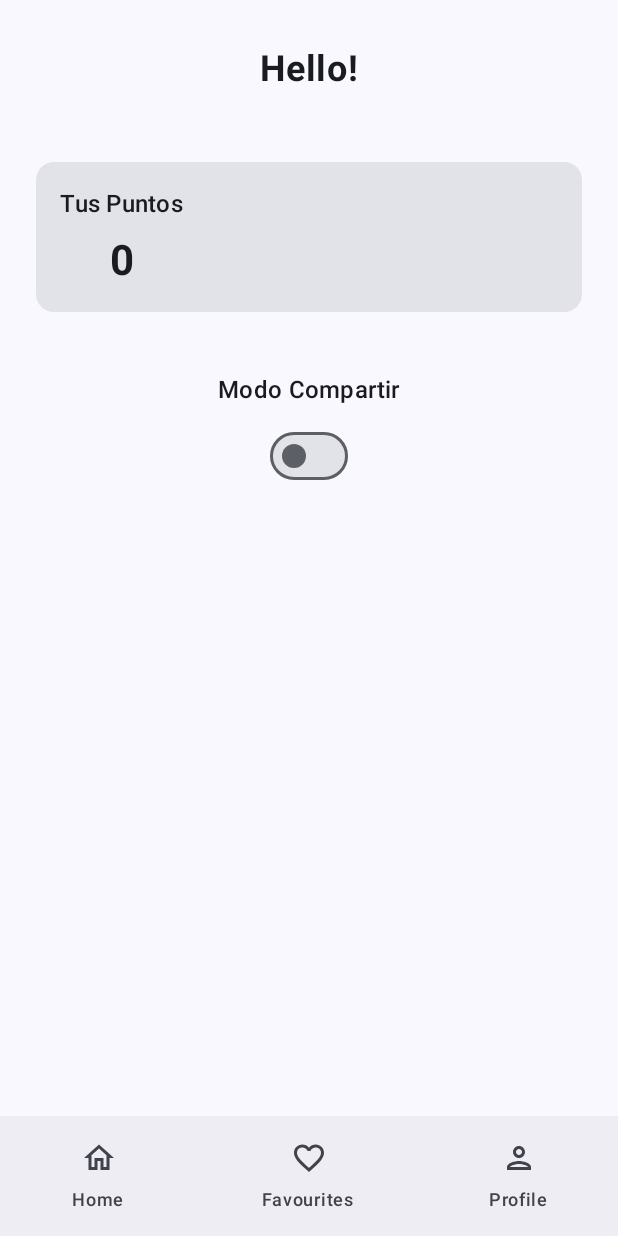
After one commit to Fez248/HACKUPC-2025, an Android app built with Jetpack Compose: the ProfileScreen screen opened through its navigation route, on a phone screen of 412 x 824 dp. The commit adds this screen. Run offline under Robolectric (Android 15) with nearby library versions, the phone set to English and light mode, and no system bars; our stand-ins replace Room's generated code, livedata-compose.

Commit message:
nav + profile + localdb

```diff
--- a/app/src/main/java/com/teniaTantoQueDarte/vuelingapp/MainActivity.kt
+++ b/app/src/main/java/com/teniaTantoQueDarte/vuelingapp/MainActivity.kt
@@ -1,28 +1,86 @@
 package com.teniaTantoQueDarte.vuelingapp
 
+import android.os.Build
 import android.os.Bundle
 import androidx.activity.ComponentActivity
 import androidx.activity.compose.setContent
-import androidx.activity.enableEdgeToEdge
-import androidx.compose.foundation.layout.fillMaxSize
-import androidx.compose.foundation.layout.padding
+import androidx.annotation.RequiresApi
+import androidx.compose.material3.Icon
+import androidx.compose.material3.NavigationBar
+import androidx.compose.material3.NavigationBarItem
 import androidx.compose.material3.Scaffold
 import androidx.compose.material3.Text
-import androidx.compose.runtime.Composable
-import androidx.compose.ui.Modifier
-import androidx.compose.ui.tooling.preview.Preview
+import androidx.compose.runtime.getValue
+import androidx.navigation.NavDestination
+import androidx.navigation.NavDestination.Companion.hierarchy
+import androidx.navigation.NavGraph.Companion.findStartDestination
+import androidx.navigation.compose.currentBackStackEntryAsState
+import androidx.navigation.compose.rememberNavController
+import com.teniaTantoQueDarte.vuelingapp.navigation.MainNavigationGraph
+import com.teniaTantoQueDarte.vuelingapp.navigation.navigationCategories
 import com.teniaTantoQueDarte.vuelingapp.ui.theme.VuelingAppTheme
 
+
+@RequiresApi(Build.VERSION_CODES.O)
 class MainActivity : ComponentActivity() {
     override fun onCreate(savedInstanceState: Bundle?) {
         super.onCreate(savedInstanceState)
-        enableEdgeToEdge()
+
         setContent {
             VuelingAppTheme {
-                Scaffold(modifier = Modifier.fillMaxSize()) { innerPadding ->
-                    Greeting(
-                        name = "Android",
-                        modifier = Modifier.padding(innerPadding)
+                val navController = rememberNavController()
+                val navBackStackEntry by navController.currentBackStackEntryAsState()
+                val currentDestination = navBackStackEntry?.destination
+
+                Scaffold(
+                    bottomBar = {
+                        NavigationBar {
+                            navigationCategories.forEach { category ->
+                                NavigationBarItem(
+                                    icon = {
+                                        Icon(
+                                            imageVector = if (isCurrentDestinationInHierarchy(
+                                                    currentDestination,
+                                                    category.route
+                                                )
+                                            ) {
+                                                category.selectedIcon
+                                            } else {
+                                                category.icon
+                                            },
+                                            contentDescription = category.title
+                                        )
+                                    },
+                                    label = {
+                                        Text(category.title)
+                                    },
+                                    selected = isCurrentDestinationInHierarchy(
+                                        currentDestination,
+                                        category.route
+                                    ),
+                                    onClick = {
+                                        navController.navigate(category.route) {
+                                            // Pop up to the start destination of the graph to
+                                            // avoid building up a large stack of destinations
+                                            popUpTo(navController.graph.findStartDestination().id) {
+                                                saveState = false
+                                                inclusive = true
+                                            }
+                                            // Avoid multiple copies of the same destination when
+                                            // reselecting the same item
+                                            launchSingleTop = true
+                                            // Restore state when reselecting a previously selected item
+                                            restoreState = false
+                                        }
+                                    }
+                                )
+                            }
+                        }
+                    }
+                ) { innerPadding ->
+                    MainNavigationGraph(
+                        navController = navController,
+                        paddingValues = innerPadding
                     )
                 }
             }
@@ -30,18 +88,8 @@ class MainActivity : ComponentActivity() {
     }
 }
 
-@Composable
-fun Greeting(name: String, modifier: Modifier = Modifier) {
-    Text(
-        text = "Hello $name!",
-        modifier = modifier
-    )
+private fun isCurrentDestinationInHierarchy(currentDestination: NavDestination?, route: Any): Boolean {
+    return currentDestination?.hierarchy?.any {
+        it.route?.contains(route.toString(), ignoreCase = true) == true
+    } ?: false
 }
-
-@Preview(showBackground = true)
-@Composable
-fun GreetingPreview() {
-    VuelingAppTheme {
-        Greeting("Android")
-    }
-}
--- /dev/null
+++ b/app/src/main/java/com/teniaTantoQueDarte/vuelingapp/data/dao/UserDao.kt
@@ -0,0 +1,27 @@
+package com.teniaTantoQueDarte.vuelingapp.data.dao
+
+import androidx.room.Dao
+import androidx.room.Insert
+import androidx.room.OnConflictStrategy
+import androidx.room.Query
+import androidx.room.Update
+import com.teniaTantoQueDarte.vuelingapp.data.model.User
+import kotlinx.coroutines.flow.Flow
+
+@Dao
+interface UserDao {
+    @Query("SELECT * FROM users WHERE id = :userId")
+    fun getUserById(userId: String = "main_user"): Flow<User?>
+
+    @Insert(onConflict = OnConflictStrategy.REPLACE)
+    suspend fun insertUser(user: User)
+
+    @Update
+    suspend fun updateUser(user: User)
+
+    @Query("UPDATE users SET isSharingMode = :isSharing WHERE id = :userId")
+    suspend fun updateSharingMode(userId: String = "main_user", isSharing: Boolean)
+
+    @Query("UPDATE users SET points = :points WHERE id = :userId")
+    suspend fun updatePoints(userId: String = "main_user", points: Int)
+}
--- /dev/null
+++ b/app/src/main/java/com/teniaTantoQueDarte/vuelingapp/data/db/AppDatabase.kt
@@ -0,0 +1,32 @@
+package com.teniaTantoQueDarte.vuelingapp.data.db
+
+import android.content.Context
+import androidx.room.Database
+import androidx.room.Room
+import androidx.room.RoomDatabase
+import com.teniaTantoQueDarte.vuelingapp.data.dao.UserDao
+import com.teniaTantoQueDarte.vuelingapp.data.model.User
+
+@Database(entities = [User::class], version = 1, exportSchema = false)
+abstract class AppDatabase : RoomDatabase() {
+    abstract fun userDao(): UserDao
+
+    companion object {
+        @Volatile
+        private var INSTANCE: AppDatabase? = null
+
+        fun getDatabase(context: Context): AppDatabase {
+            return INSTANCE ?: synchronized(this) {
+                val instance = Room.databaseBuilder(
+                    context.applicationContext,
+                    AppDatabase::class.java,
+                    "vueling_database"
+                )
+                    .fallbackToDestructiveMigration()
+                    .build()
+                INSTANCE = instance
+                instance
+            }
+        }
+    }
+}
--- /dev/null
+++ b/app/src/main/java/com/teniaTantoQueDarte/vuelingapp/data/model/User.kt
@@ -0,0 +1,11 @@
+package com.teniaTantoQueDarte.vuelingapp.data.model
+
+import androidx.room.Entity
+import androidx.room.PrimaryKey
+
+@Entity(tableName = "users")
+data class User(
+    @PrimaryKey val id: String = "main_user",
+    val points: Int = 0,
+    val isSharingMode: Boolean = false
+)
--- /dev/null
+++ b/app/src/main/java/com/teniaTantoQueDarte/vuelingapp/data/repository/UserRepository.kt
@@ -0,0 +1,36 @@
+package com.teniaTantoQueDarte.vuelingapp.data.repository
+
+import android.content.Context
+import com.teniaTantoQueDarte.vuelingapp.data.db.AppDatabase
+import com.teniaTantoQueDarte.vuelingapp.data.model.User
+import kotlinx.coroutines.Dispatchers
+import kotlinx.coroutines.flow.Flow
+import kotlinx.coroutines.flow.catch
+import kotlinx.coroutines.flow.flowOn
+import kotlinx.coroutines.withContext
+
+class UserRepository(context: Context) {
+    private val userDao = AppDatabase.getDatabase(context).userDao()
+
+    fun getUser(): Flow<User?> {
+        return userDao.getUserById()
+            .catch { emit(null) }
+            .flowOn(Dispatchers.IO)
+    }
+
+    suspend fun createUserIfNotExists() {
+        withContext(Dispatchers.IO) {
+            val user = userDao.getUserById().flowOn(Dispatchers.IO).catch { null }.collect { user ->
+                if (user == null) {
+                    userDao.insertUser(User(points = 1500))
+                }
+            }
+        }
+    }
+
+    suspend fun toggleSharingMode(isSharing: Boolean) {
+        withContext(Dispatchers.IO) {
+            userDao.updateSharingMode(isSharing = isSharing)
+        }
+    }
+}
--- /dev/null
+++ b/app/src/main/java/com/teniaTantoQueDarte/vuelingapp/navigation/Destinations.kt
@@ -0,0 +1,51 @@
+package com.teniaTantoQueDarte.vuelingapp.navigation
+
+
+import androidx.compose.material.icons.Icons
+import androidx.compose.material.icons.filled.AddCircle
+import androidx.compose.material.icons.filled.Home
+import androidx.compose.material.icons.outlined.AddCircle
+import androidx.compose.material.icons.outlined.Home
+import androidx.compose.ui.graphics.vector.ImageVector
+import kotlinx.serialization.Serializable
+import androidx.compose.material.icons.outlined.Email
+import androidx.compose.material.icons.outlined.Person
+import androidx.compose.material.icons.filled.Email
+import androidx.compose.material.icons.filled.Favorite
+import androidx.compose.material.icons.filled.Person
+import androidx.compose.material.icons.outlined.FavoriteBorder
+
+
+
+@Serializable
+object HomeDestination
+
+@Serializable
+object PostDestination
+
+
+@Serializable
+object ProfileDestination
+
+@Serializable
+object FavouritesDestination
+
+
+data class NavigationCategory<T:Any>(val route:T, val icon:ImageVector, val selectedIcon:ImageVector, val title:String)
+val navigationCategories = listOf(
+    NavigationCategory(route = HomeCategory, icon = Icons.Outlined.Home, selectedIcon = Icons.Filled.Home, title = "Home"),
+    NavigationCategory(route = FavouritesCategory, icon = Icons.Outlined.FavoriteBorder, selectedIcon = Icons.Filled.Favorite, title = "Favourites"),
+    NavigationCategory(route = ProfileCategory, icon = Icons.Outlined.Person, selectedIcon = Icons.Filled.Person, title = "Profile"),
+)
+
+@Serializable
+object HomeCategory
+
+
+
+@Serializable
+object ProfileCategory
+
+
+@Serializable
+object FavouritesCategory
--- /dev/null
+++ b/app/src/main/java/com/teniaTantoQueDarte/vuelingapp/navigation/NavigationGrpah.kt
@@ -0,0 +1,77 @@
+package com.teniaTantoQueDarte.vuelingapp.navigation
+
+
+import android.os.Build
+import androidx.annotation.RequiresApi
+import androidx.compose.animation.core.tween
+import androidx.compose.animation.slideInHorizontally
+import androidx.compose.animation.slideOutHorizontally
+import androidx.compose.foundation.layout.PaddingValues
+import androidx.compose.foundation.layout.padding
+import androidx.compose.runtime.Composable
+import androidx.compose.runtime.LaunchedEffect
+import androidx.compose.runtime.collectAsState
+import androidx.compose.runtime.getValue
+import androidx.compose.runtime.livedata.observeAsState
+import androidx.compose.ui.Modifier
+import androidx.compose.ui.unit.dp
+import androidx.lifecycle.compose.collectAsStateWithLifecycle
+import androidx.lifecycle.viewmodel.compose.viewModel
+import androidx.navigation.NavGraphBuilder
+import androidx.navigation.NavHostController
+import androidx.navigation.compose.NavHost
+import androidx.navigation.compose.composable
+import androidx.navigation.compose.rememberNavController
+import androidx.navigation.navigation
+import androidx.navigation.toRoute
+import com.teniaTantoQueDarte.vuelingapp.ui.screen.ProfileScreen
+
+
+@RequiresApi(Build.VERSION_CODES.O)
+@Composable
+fun MainNavigationGraph(
+    navController: NavHostController = rememberNavController(),
+    paddingValues: PaddingValues = PaddingValues(0.dp)
+) {
+
+
+    NavHost(
+        navController = navController,
+        startDestination = HomeCategory,
+        modifier = Modifier.padding(paddingValues)
+    ) {
+        HomeSection(navController)
+        ProfileSection(navController)
+        FavouritesSection(navController)
+    }
+}
+
+
+
+// Extension functions for each navigation section
+@RequiresApi(Build.VERSION_CODES.O)
+fun NavGraphBuilder.HomeSection(navController: NavHostController) {
+    navigation<HomeCategory>(startDestination = HomeDestination) {
+        composable<HomeDestination> {
+
+        }
+    }
+}
+
+
+fun NavGraphBuilder.ProfileSection(navController: NavHostController) {
+    navigation<ProfileCategory>(startDestination = ProfileDestination) {
+        composable<ProfileDestination> {
+            ProfileScreen()
+        }
+    }
+}
+
+
+fun NavGraphBuilder.FavouritesSection(navController: NavHostController) {
+    navigation<FavouritesCategory>(startDestination = FavouritesDestination) {
+        composable<FavouritesDestination>{
+
+        }
+    }
+}
--- /dev/null
+++ b/app/src/main/java/com/teniaTantoQueDarte/vuelingapp/ui/screen/ProfileScreen.kt
@@ -0,0 +1,119 @@
+package com.teniaTantoQueDarte.vuelingapp.ui.screen
+
+import android.app.Application
+import androidx.compose.foundation.layout.Column
+import androidx.compose.foundation.layout.Spacer
+import androidx.compose.foundation.layout.fillMaxSize
+import androidx.compose.foundation.layout.fillMaxWidth
+import androidx.compose.foundation.layout.height
+import androidx.compose.foundation.layout.padding
+import androidx.compose.material3.Card
+import androidx.compose.material3.MaterialTheme
+import androidx.compose.material3.Switch
+import androidx.compose.material3.Text
+import androidx.compose.runtime.Composable
+import androidx.compose.ui.Alignment
+import androidx.compose.ui.Modifier
+import androidx.compose.ui.platform.LocalContext
+import androidx.compose.ui.text.font.FontWeight
+import androidx.compose.ui.tooling.preview.Preview
+import androidx.compose.ui.unit.dp
+import androidx.compose.ui.unit.sp
+import androidx.lifecycle.ViewModelProvider
+import androidx.lifecycle.compose.collectAsStateWithLifecycle
+import androidx.lifecycle.viewmodel.compose.viewModel
+import com.teniaTantoQueDarte.vuelingapp.ui.viewmodel.ProfileViewModel
+@Composable
+fun ProfileScreen(
+    viewModel: ProfileViewModel = viewModel(
+        factory = ProfileViewModelFactory(
+            LocalContext.current.applicationContext as Application
+        )
+    )
+) {
+    // Optimizamos usando collectAsStateWithLifecycle para mejor rendimiento
+    val uiState = viewModel.uiState.collectAsStateWithLifecycle()
+
+    // No necesitamos LaunchedEffect porque loadUserData ya se llama en el init del ViewModel
+    // pero si queremos refrescar manualmente podemos descomentar:
+    /*
+    LaunchedEffect(key1 = Unit) {
+        viewModel.loadUserData()
+    }
+    */
+
+    Column(
+        modifier = Modifier
+            .fillMaxSize()
+            .padding(16.dp),
+        horizontalAlignment = Alignment.CenterHorizontally
+    ) {
+        // Sección de saludo (simplificada)
+        Text(
+            text = "Hello!",
+            fontSize = 24.sp,
+            fontWeight = FontWeight.Bold,
+            modifier = Modifier.padding(vertical = 16.dp)
+        )
+
+        Spacer(modifier = Modifier.height(24.dp))
+
+        // Sección de puntos
+        Card(
+            modifier = Modifier
+                .fillMaxWidth()
+                .padding(8.dp)
+        ) {
+            Column(
+                modifier = Modifier.padding(16.dp),
+                horizontalAlignment = Alignment.CenterHorizontally
+            ) {
+                Text(
+                    text = "Tus Puntos",
+                    style = MaterialTheme.typography.titleMedium
+                )
+                Spacer(modifier = Modifier.height(8.dp))
+                Text(
+                    text = "${uiState.value.points}",
+                    style = MaterialTheme.typography.headlineMedium,
+                    fontWeight = FontWeight.Bold
+                )
+            }
+        }
+
+        Spacer(modifier = Modifier.height(24.dp))
+
+        // Switch de modo compartir
+        Column(
+            modifier = Modifier
+                .fillMaxWidth()
+                .padding(8.dp),
+            horizontalAlignment = Alignment.CenterHorizontally
+        ) {
+            Text(
+                text = "Modo Compartir",
+                style = MaterialTheme.typography.titleMedium
+            )
+            Spacer(modifier = Modifier.height(8.dp))
+            Switch(
+                checked = uiState.value.isSharingMode,
+                onCheckedChange = { viewModel.toggleSharingMode(it) }
+            )
+        }
+    }
+}
+
+// Factory correcta para AndroidViewModel
+class ProfileViewModelFactory(private val application: Application) : ViewModelProvider.Factory {
+    override fun <T : androidx.lifecycle.ViewModel> create(modelClass: Class<T>): T {
+        if (modelClass.isAssignableFrom(ProfileViewModel::class.java)) {
+            return ProfileViewModel(application) as T
+        }
+        throw IllegalArgumentException("Unknown ViewModel class")
+    }
+}
+@Preview
+@Composable
+fun ProfileScreenPreview() {
+    ProfileScreen()
+}
--- /dev/null
+++ b/app/src/main/java/com/teniaTantoQueDarte/vuelingapp/ui/viewmodel/ProfileViewModel.kt
@@ -0,0 +1,59 @@
+package com.teniaTantoQueDarte.vuelingapp.ui.viewmodel
+
+import android.app.Application
+import androidx.lifecycle.AndroidViewModel
+import androidx.lifecycle.viewModelScope
+import com.teniaTantoQueDarte.vuelingapp.data.model.User
+import com.teniaTantoQueDarte.vuelingapp.data.repository.UserRepository
+import kotlinx.coroutines.flow.MutableStateFlow
+import kotlinx.coroutines.flow.StateFlow
+import kotlinx.coroutines.flow.asStateFlow
+import kotlinx.coroutines.flow.collectLatest
+import kotlinx.coroutines.flow.update
+import kotlinx.coroutines.launch
+
+data class ProfileUiState(
+    val points: Int = 0,
+    val isSharingMode: Boolean = false,
+    val isLoading: Boolean = true
+)
+
+class ProfileViewModel(application: Application) : AndroidViewModel(application) {
+
+    private val repository = UserRepository(application.applicationContext)
+    private val _uiState = MutableStateFlow(ProfileUiState())
+    val uiState: StateFlow<ProfileUiState> = _uiState.asStateFlow()
+
+    init {
+        loadUserData()
+    }
+
+    fun toggleSharingMode(isSharing: Boolean) {
+        viewModelScope.launch {
+            repository.toggleSharingMode(isSharing)
+            _uiState.update { it.copy(isSharingMode = isSharing) }
+        }
+    }
+
+    fun loadUserData() {
+        viewModelScope.launch {
+            _uiState.update { it.copy(isLoading = true) }
+
+            // Crear usuario si no existe
+            repository.createUserIfNotExists()
+
+            // Observar cambios en el usuario
+            repository.getUser().collectLatest { user ->
+                user?.let {
+                    _uiState.update { state ->
+                        state.copy(
+                            points = it.points,
+                            isSharingMode = it.isSharingMode,
+                            isLoading = false
+                        )
+                    }
+                }
+            }
+        }
+    }
+}
--- a/gradle/libs.versions.toml
+++ b/gradle/libs.versions.toml
@@ -8,6 +8,8 @@ espressoCore = "3.6.1"
 lifecycleRuntimeKtx = "2.8.7"
 activityCompose = "1.10.1"
 composeBom = "2024.09.00"
+navigationCompose = "2.8.9"
+runtimeLivedata = "1.8.0"
 
 [libraries]
 androidx-core-ktx = { group = "androidx.core", name = "core-ktx", version.ref = "coreKtx" }
@@ -24,6 +26,8 @@ androidx-ui-tooling-preview = { group = "androidx.compose.ui", name = "ui-toolin
 androidx-ui-test-manifest = { group = "androidx.compose.ui", name = "ui-test-manifest" }
 androidx-ui-test-junit4 = { group = "androidx.compose.ui", name = "ui-test-junit4" }
 androidx-material3 = { group = "androidx.compose.material3", name = "material3" }
+androidx-navigation-compose = { group = "androidx.navigation", name = "navigation-compose", version.ref = "navigationCompose" }
+androidx-runtime-livedata = { group = "androidx.compose.runtime", name = "runtime-livedata", version.ref = "runtimeLivedata" }
 
 [plugins]
 android-application = { id = "com.android.application", version.ref = "agp" }
--- a/settings.gradle.kts
+++ b/settings.gradle.kts
@@ -16,6 +16,8 @@ dependencyResolutionManagement {
     repositories {
         google()
         mavenCentral()
+        gradlePluginPortal()
+
     }
 }
 
```
Also changed, not shown: app/build.gradle.kts (+13 -0 lines).
